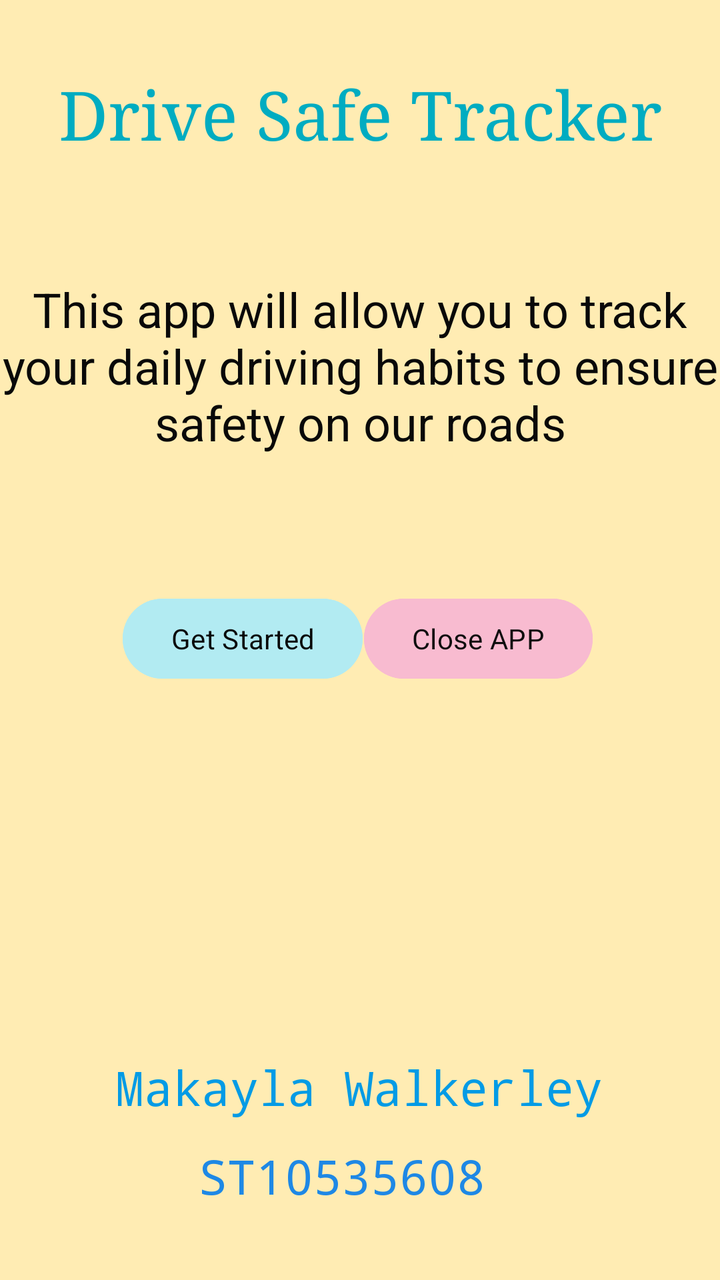
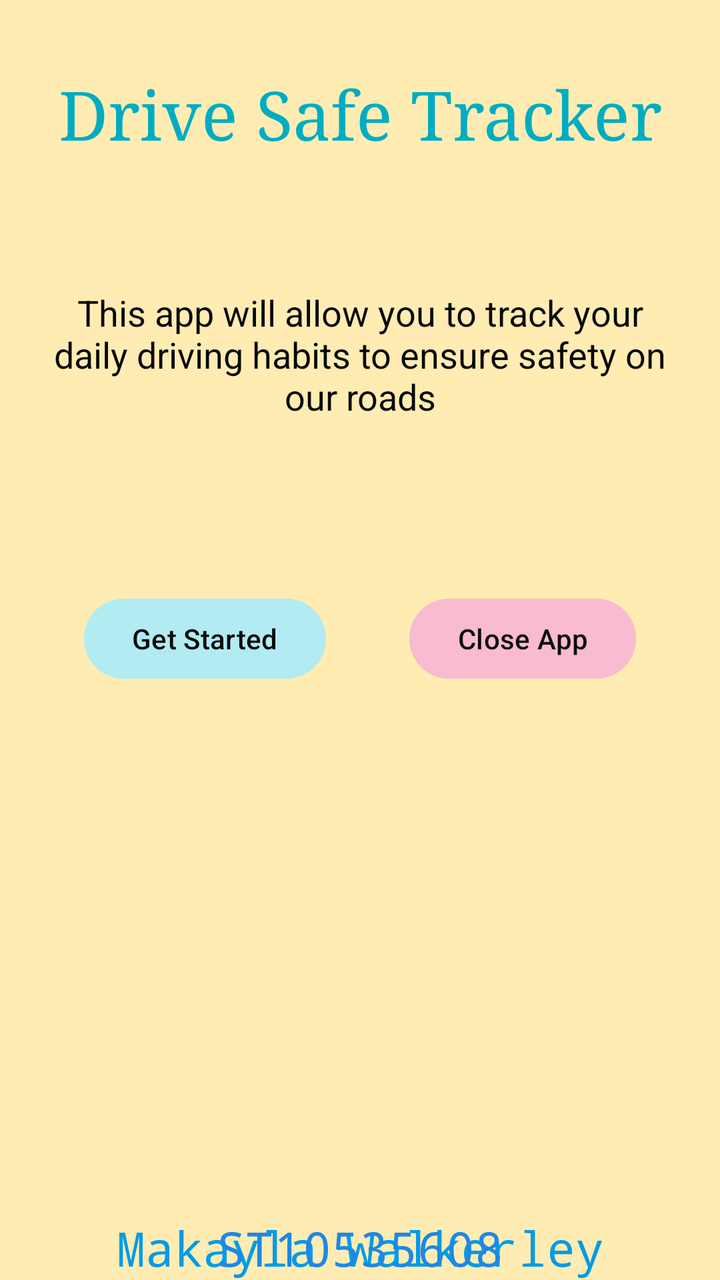

Two renders of the same Android screen: before a commit and after it. Below are the layout's source before the change and the commit's diff.
<!-- AndroidManifest.xml: application theme Theme.DriveSafeTracker -->
<!-- res/layout/activity_main.xml -->
<?xml version="1.0" encoding="utf-8"?>
<androidx.constraintlayout.widget.ConstraintLayout xmlns:android="http://schemas.android.com/apk/res/android"
    xmlns:app="http://schemas.android.com/apk/res-auto"
    xmlns:tools="http://schemas.android.com/tools"
    android:id="@+id/main"
    android:layout_width="match_parent"
    android:layout_height="match_parent"
    android:background="#FFECB3"
    tools:context=".MainActivity">

    <TextView
        android:id="@+id/txtAppName"
        android:layout_width="wrap_content"
        android:layout_height="wrap_content"
        android:fontFamily="serif"
        android:text="Drive Safe Tracker"
        android:textColor="#00ACC1"
        android:textSize="34sp"
        app:layout_constraintBottom_toBottomOf="parent"
        app:layout_constraintEnd_toEndOf="parent"
        app:layout_constraintStart_toStartOf="parent"
        app:layout_constraintTop_toTopOf="parent"
        app:layout_constraintVertical_bias="0.058" />

    <TextView
        android:id="@+id/txtName"
        android:layout_width="wrap_content"
        android:layout_height="wrap_content"
        android:fontFamily="monospace"
        android:text="Makayla Walkerley"
        android:textColor="#039BE5"
        android:textSize="24sp"
        app:layout_constraintBottom_toBottomOf="parent"
        app:layout_constraintEnd_toEndOf="parent"
        app:layout_constraintHorizontal_bias="0.496"
        app:layout_constraintStart_toStartOf="parent"
        app:layout_constraintTop_toTopOf="parent"
        app:layout_constraintVertical_bias="0.868" />

    <TextView
        android:id="@+id/txtStudentNumber"
        android:layout_width="wrap_content"
        android:layout_height="wrap_content"
        android:fontFamily="monospace"
        android:text="ST10535608"
        android:textColor="#1E88E5"
        android:textSize="24sp"
        app:layout_constraintBottom_toBottomOf="parent"
        app:layout_constraintEnd_toEndOf="parent"
        app:layout_constraintHorizontal_bias="0.458"
        app:layout_constraintStart_toStartOf="parent"
        app:layout_constraintTop_toTopOf="parent"
        app:layout_constraintVertical_bias="0.941" />

    <Button
        android:id="@+id/btnStart"
        android:layout_width="wrap_content"
        android:layout_height="wrap_content"
        android:backgroundTint="#B2EBF2"
        android:fontFamily="sans-serif"
        android:text="Get Started"
        android:textColor="#090909"
        app:layout_constraintBottom_toBottomOf="parent"
        app:layout_constraintEnd_toEndOf="parent"
        app:layout_constraintHorizontal_bias="0.255"
        app:layout_constraintStart_toStartOf="parent"
        app:layout_constraintTop_toTopOf="parent"
        app:layout_constraintVertical_bias="0.499" />

    <Button
        android:id="@+id/btnCloseApp"
        android:layout_width="wrap_content"
        android:layout_height="wrap_content"
        android:backgroundTint="#F8BBD0"
        android:fontFamily="sans-serif"
        android:text="Close APP"
        android:textColor="#0D0D0D"
        app:layout_constraintBottom_toBottomOf="parent"
        app:layout_constraintEnd_toEndOf="parent"
        app:layout_constraintHorizontal_bias="0.741"
        app:layout_constraintStart_toStartOf="parent"
        app:layout_constraintTop_toTopOf="parent"
        app:layout_constraintVertical_bias="0.499" />

    <TextView
        android:id="@+id/txtAppDescription"
        android:layout_width="wrap_content"
        android:layout_height="wrap_content"
        android:text="This app will allow you to track your daily driving habits to ensure safety on our roads"
        android:textAlignment="center"
        android:textColor="#090909"
        android:textSize="24sp"
        app:layout_constraintBottom_toBottomOf="parent"
        app:layout_constraintEnd_toEndOf="parent"
        app:layout_constraintHorizontal_bias="0.498"
        app:layout_constraintStart_toStartOf="parent"
        app:layout_constraintTop_toTopOf="parent"
        app:layout_constraintVertical_bias="0.251" />

</androidx.constraintlayout.widget.ConstraintLayout>
<!-- resources referenced by this layout -->
<resources>
  <style name="Theme.DriveSafeTracker" parent="Base.Theme.DriveSafeTracker" />
  <style name="Base.Theme.DriveSafeTracker" parent="Theme.Material3.DayNight.NoActionBar">
          
          
      </style>
</resources>

<!-- the commit's change to res/layout/activity_main.xml (unified diff, before → after) -->
@@ -16,11 +16,53 @@
         android:text="Drive Safe Tracker"
         android:textColor="#00ACC1"
         android:textSize="34sp"
-        app:layout_constraintBottom_toBottomOf="parent"
         app:layout_constraintEnd_toEndOf="parent"
         app:layout_constraintStart_toStartOf="parent"
         app:layout_constraintTop_toTopOf="parent"
+        app:layout_constraintBottom_toBottomOf="parent"
         app:layout_constraintVertical_bias="0.058" />
+
+    <TextView
+        android:id="@+id/txtAppDescription"
+        android:layout_width="0dp"
+        android:layout_height="wrap_content"
+        android:gravity="center"
+        android:text="This app will allow you to track your daily driving habits to ensure safety on our roads"
+        android:textColor="#090909"
+        android:textSize="18sp"
+        android:layout_marginStart="24dp"
+        android:layout_marginEnd="24dp"
+        app:layout_constraintEnd_toEndOf="parent"
+        app:layout_constraintStart_toStartOf="parent"
+        app:layout_constraintTop_toTopOf="parent"
+        app:layout_constraintBottom_toBottomOf="parent"
+        app:layout_constraintVertical_bias="0.251" />
+
+    <Button
+        android:id="@+id/btnStart"
+        android:layout_width="wrap_content"
+        android:layout_height="wrap_content"
+        android:backgroundTint="#B2EBF2"
+        android:text="Get Started"
+        android:textColor="#090909"
+        app:layout_constraintEnd_toStartOf="@id/btnCloseApp"
+        app:layout_constraintStart_toStartOf="parent"
+        app:layout_constraintTop_toTopOf="parent"
+        app:layout_constraintBottom_toBottomOf="parent"
+        app:layout_constraintVertical_bias="0.499" />
+
+    <Button
+        android:id="@+id/btnCloseApp"
+        android:layout_width="wrap_content"
+        android:layout_height="wrap_content"
+        android:backgroundTint="#F8BBD0"
+        android:text="Close App"
+        android:textColor="#0D0D0D"
+        app:layout_constraintStart_toEndOf="@id/btnStart"
+        app:layout_constraintEnd_toEndOf="parent"
+        app:layout_constraintTop_toTopOf="parent"
+        app:layout_constraintBottom_toBottomOf="parent"
+        app:layout_constraintVertical_bias="0.499" />
 
     <TextView
         android:id="@+id/txtName"
@@ -30,11 +72,9 @@
         android:text="Makayla Walkerley"
         android:textColor="#039BE5"
         android:textSize="24sp"
+        app:layout_constraintEnd_toEndOf="parent"
+        app:layout_constraintStart_toStartOf="parent"
         app:layout_constraintBottom_toBottomOf="parent"
-        app:layout_constraintEnd_toEndOf="parent"
-        app:layout_constraintHorizontal_bias="0.496"
-        app:layout_constraintStart_toStartOf="parent"
-        app:layout_constraintTop_toTopOf="parent"
         app:layout_constraintVertical_bias="0.868" />
 
     <TextView
@@ -45,56 +85,9 @@
         android:text="ST10535608"
         android:textColor="#1E88E5"
         android:textSize="24sp"
+        app:layout_constraintEnd_toEndOf="parent"
+        app:layout_constraintStart_toStartOf="parent"
         app:layout_constraintBottom_toBottomOf="parent"
-        app:layout_constraintEnd_toEndOf="parent"
-        app:layout_constraintHorizontal_bias="0.458"
-        app:layout_constraintStart_toStartOf="parent"
-        app:layout_constraintTop_toTopOf="parent"
         app:layout_constraintVertical_bias="0.941" />
 
-    <Button
-        android:id="@+id/btnStart"
-        android:layout_width="wrap_content"
-        android:layout_height="wrap_content"
-        android:backgroundTint="#B2EBF2"
-        android:fontFamily="sans-serif"
-        android:text="Get Started"
-        android:textColor="#090909"
-        app:layout_constraintBottom_toBottomOf="parent"
-        app:layout_constraintEnd_toEndOf="parent"
-        app:layout_constraintHorizontal_bias="0.255"
-        app:layout_constraintStart_toStartOf="parent"
-        app:layout_constraintTop_toTopOf="parent"
-        app:layout_constraintVertical_bias="0.499" />
-
-    <Button
-        android:id="@+id/btnCloseApp"
-        android:layout_width="wrap_content"
-        android:layout_height="wrap_content"
-        android:backgroundTint="#F8BBD0"
-        android:fontFamily="sans-serif"
-        android:text="Close APP"
-        android:textColor="#0D0D0D"
-        app:layout_constraintBottom_toBottomOf="parent"
-        app:layout_constraintEnd_toEndOf="parent"
-        app:layout_constraintHorizontal_bias="0.741"
-        app:layout_constraintStart_toStartOf="parent"
-        app:layout_constraintTop_toTopOf="parent"
-        app:layout_constraintVertical_bias="0.499" />
-
-    <TextView
-        android:id="@+id/txtAppDescription"
-        android:layout_width="wrap_content"
-        android:layout_height="wrap_content"
-        android:text="This app will allow you to track your daily driving habits to ensure safety on our roads"
-        android:textAlignment="center"
-        android:textColor="#090909"
-        android:textSize="24sp"
-        app:layout_constraintBottom_toBottomOf="parent"
-        app:layout_constraintEnd_toEndOf="parent"
-        app:layout_constraintHorizontal_bias="0.498"
-        app:layout_constraintStart_toStartOf="parent"
-        app:layout_constraintTop_toTopOf="parent"
-        app:layout_constraintVertical_bias="0.251" />
-
 </androidx.constraintlayout.widget.ConstraintLayout>
